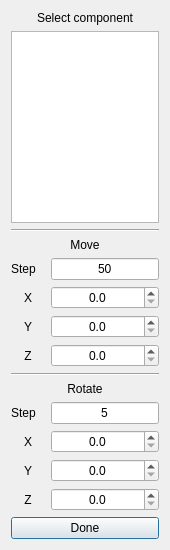
This is UI/move.ui in bakeryproducts/ConstructorM4 as Qt 5 draws it before an edit. The edited form follows.
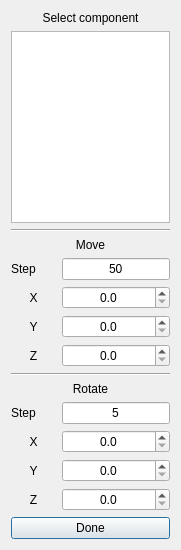
This is the edited form.

Diff of the .ui file:
```diff
--- a/UI/move.ui
+++ b/UI/move.ui
@@ -6,7 +6,7 @@
    <rect>
     <x>0</x>
     <y>0</y>
-    <width>170</width>
+    <width>181</width>
     <height>550</height>
    </rect>
   </property>
```
Left out of the diff: 2 changed lines with no effect on the pictures.
